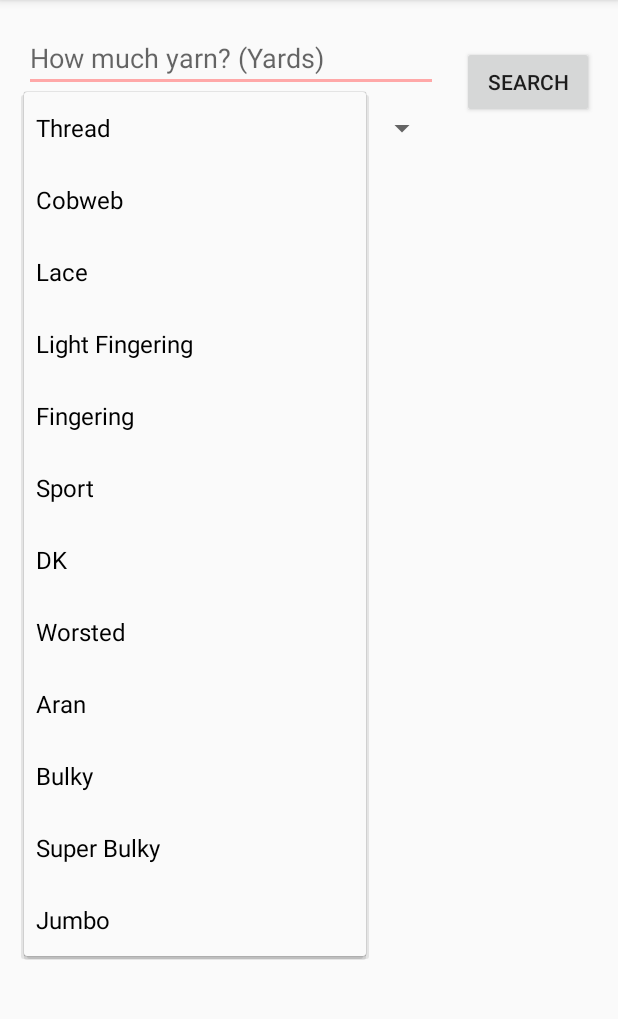
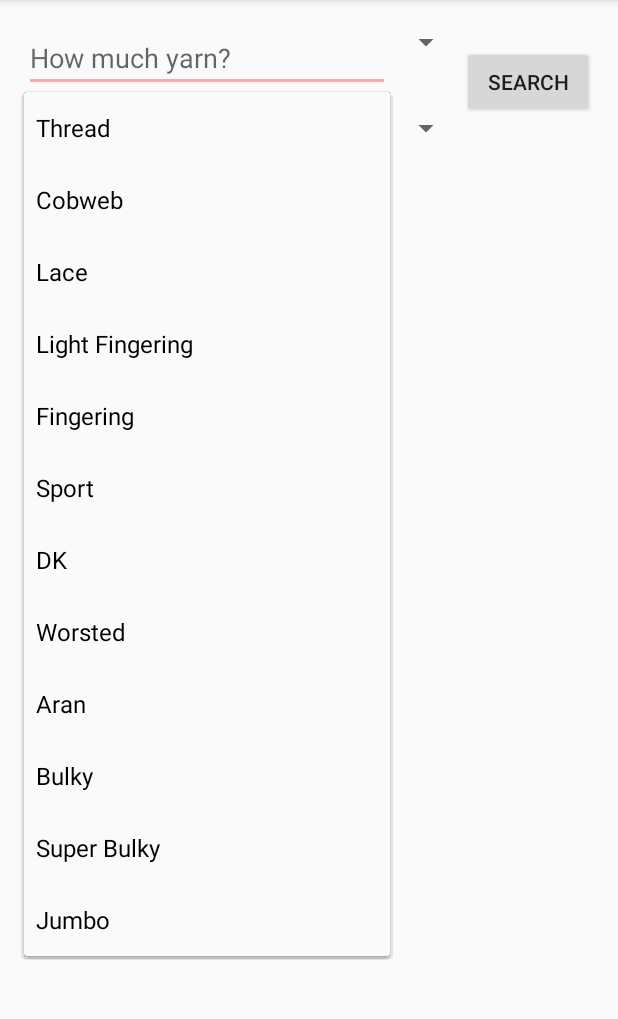
Before and after one commit to sofvanh/Yarnie, an Android app: the screen it shows after launch (MainActivity), after a tap on "Thread", on a phone screen of 412 x 824 dp, the part 84-1103 px from its top. Run offline under Robolectric (Android 15) with nearby library versions, the phone set to English and light mode, and no system bars; 2 statements that could not run were skipped.

Commit message:
Add spinner for choosing between yards & meters

```diff
--- a/app/src/main/java/com/sofivanhanen/yarnie/MainActivity.java
+++ b/app/src/main/java/com/sofivanhanen/yarnie/MainActivity.java
@@ -27,6 +27,7 @@ public class MainActivity extends AppCompatActivity {
 
     EditText amountOfYarnEditText;
     int yarnAmount;
+    Spinner yardsOrMetersSpinner;
     Spinner yarnWeightSpinner;
     ProgressBar progressBar;
     TextView resultTextView;
@@ -37,12 +38,21 @@ public class MainActivity extends AppCompatActivity {
     protected void onCreate(Bundle savedInstanceState) {
         super.onCreate(savedInstanceState);
         setContentView(R.layout.activity_main);
+
         amountOfYarnEditText = findViewById(R.id.et_amount_of_yarn);
+
+        yardsOrMetersSpinner = findViewById(R.id.spinner_yards_meters);
+        ArrayAdapter<CharSequence> adapterYards = ArrayAdapter.createFromResource(this,
+                R.array.meters_yards_array, R.layout.support_simple_spinner_dropdown_item);
+        adapterYards.setDropDownViewResource(R.layout.support_simple_spinner_dropdown_item);
+        yardsOrMetersSpinner.setAdapter(adapterYards);
+
         yarnWeightSpinner = findViewById(R.id.spinner_yarn_weights);
-        ArrayAdapter<CharSequence> adapter = ArrayAdapter.createFromResource(this,
+        ArrayAdapter<CharSequence> adapterWeights = ArrayAdapter.createFromResource(this,
                 R.array.yarn_weights_array, R.layout.support_simple_spinner_dropdown_item);
-        adapter.setDropDownViewResource(R.layout.support_simple_spinner_dropdown_item);
-        yarnWeightSpinner.setAdapter(adapter);
+        adapterWeights.setDropDownViewResource(R.layout.support_simple_spinner_dropdown_item);
+        yarnWeightSpinner.setAdapter(adapterWeights);
+
         progressBar = findViewById(R.id.progress_bar);
         resultTextView = findViewById(R.id.tv_pattern_result);
     }
--- a/app/src/main/res/layout/activity_main.xml
+++ b/app/src/main/res/layout/activity_main.xml
@@ -19,17 +19,29 @@
             android:layout_weight="10"
             android:orientation="vertical">
 
-            <!-- TODO: Spinner for choosing between yards and meters -->
+            <LinearLayout
+                android:layout_width="match_parent"
+                android:layout_height="wrap_content"
+                android:orientation="horizontal">
 
                 <EditText
                     android:id="@+id/et_amount_of_yarn"
                     android:layout_marginLeft="16dp"
                     android:layout_marginTop="16dp"
-                android:layout_width="match_parent"
+                    android:layout_width="0dp"
+                    android:layout_weight="10"
                     android:layout_height="wrap_content"
-                android:hint="How much yarn? (Yards)"
+                    android:hint="How much yarn?"
                     android:maxLines="1"
                     android:inputType="number"/>
+
+                <Spinner
+                    android:id="@+id/spinner_yards_meters"
+                    android:layout_width="wrap_content"
+                    android:layout_height="wrap_content"
+                    android:layout_marginTop="16dp"/>
+
+            </LinearLayout>
 
             <Spinner
                 android:id="@+id/spinner_yarn_weights"
@@ -43,12 +55,10 @@
             android:id="@+id/button_search"
             android:layout_width="wrap_content"
             android:layout_height="wrap_content"
-            android:layout_margin="16dp"
-            android:layout_marginLeft="16dp"
-            android:layout_marginRight="16dp"
             android:text="Search"
             android:onClick="handleClick"
-            android:layout_gravity="center"
+            android:layout_marginRight="16dp"
+            android:layout_gravity="center_vertical"
             />
 
     </LinearLayout>
```
Lines whose indentation alone changed are shown as unchanged.
